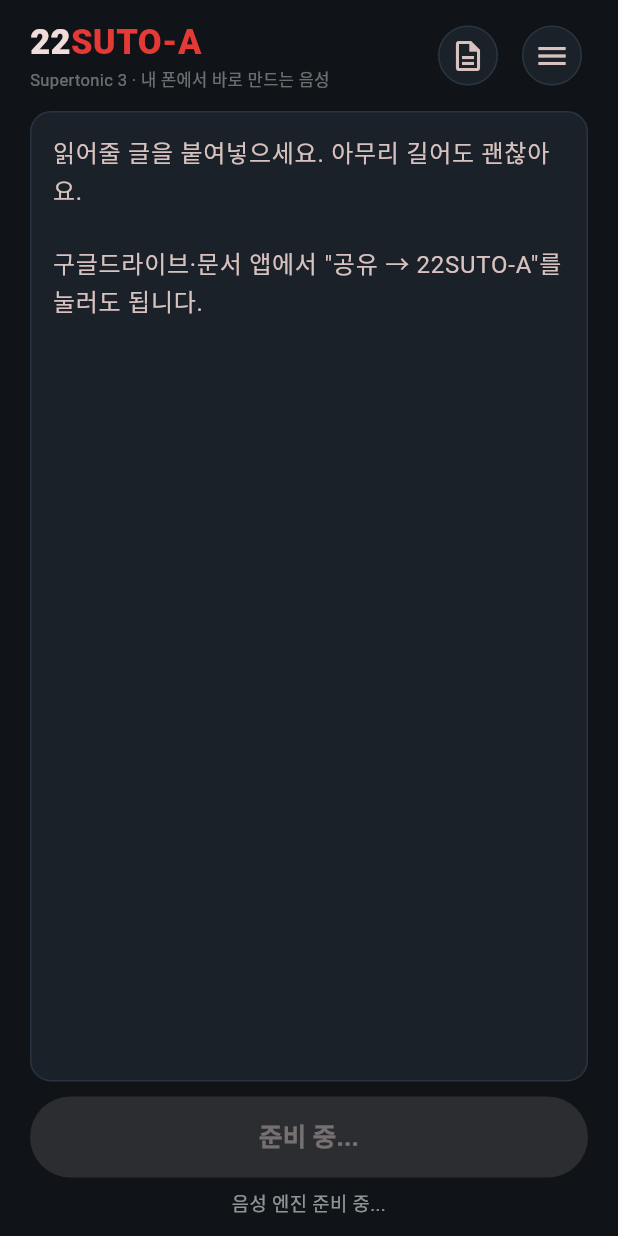
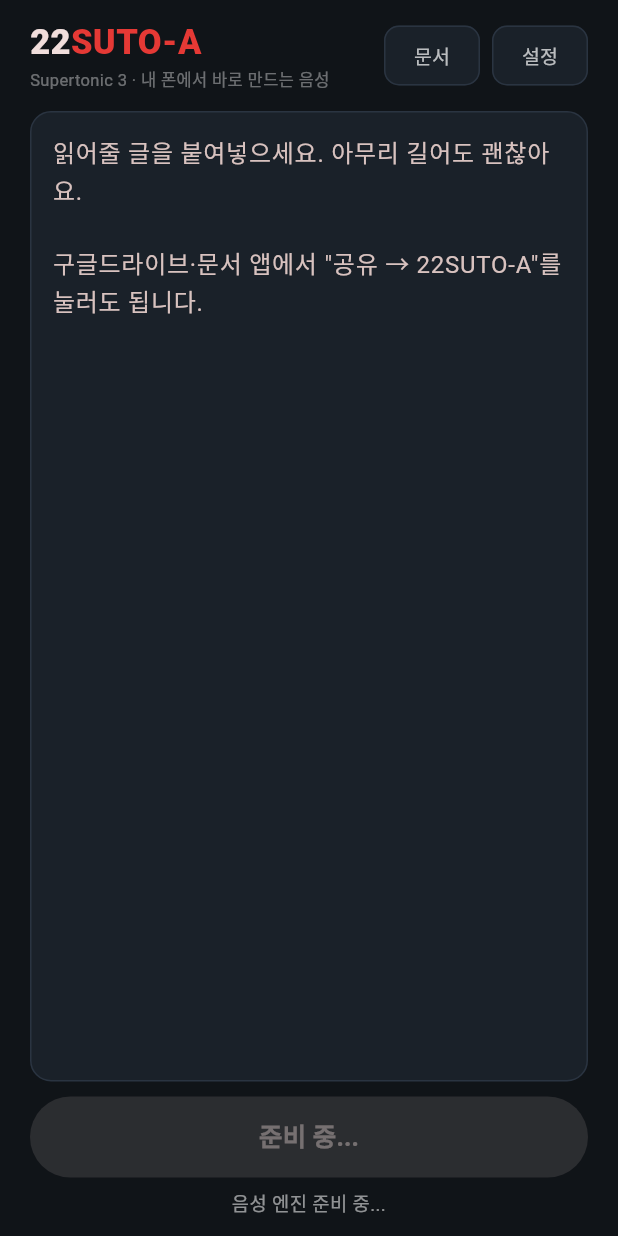
Before and after one commit to marzipan2025/22SUTO-A, a Flutter app: the screen it shows after launch, on a phone screen of 412 x 824 dp. Run offline on Flutter 3.47's test engine with Material 3 defaults, Android fonts, the phone set to English and light mode, and no system bars; our stand-ins replace just_audio, logger; missing offline and left inert: flutter_onnxruntime.

Commit message:
UI 단순화: 버튼 아이콘·기호 전부 텍스트로, 이전/다음 버튼 삭제, 뒤로가기 눌러도 재생 유지, 대시보드는 합성/재생 번호+대기열 숫자만 품질 기본값 4→5로 복귀 (2단계는 실사용 불가로 확인됨, 5가 공식 production 기본값)

```diff
--- a/lib/helper.dart
+++ b/lib/helper.dart
@@ -340,6 +340,9 @@
     final textMaskShape = [bsz, 1, textMask[0][0].length];
     final textMaskTensor = await _toTensor(textMask, textMaskShape);
 
+    // 확산 루프 앞의 준비 단계(길이 예측 + 텍스트 인코딩)가 전체 시간에서
+    // 차지하는 비중을 직접 재본다 — 유닛을 합쳐서 얻을 수 있는 이득의 상한이다.
+    final prepStart = DateTime.now();
     final dpResult = await dpOrt.run({
       'text_ids': await _intToTensor(textIds, textIdsShape),
       'style_dp': style.dp,
@@ -353,6 +356,7 @@
       'style_ttl': style.ttl,
       'text_mask': textMaskTensor,
     });
+    final prepMs = DateTime.now().difference(prepStart).inMilliseconds;
 
     final latentData = _sampleNoisyLatent(scaledDur);
     final noisyLatentRaw = latentData['noisyLatent'];
@@ -425,7 +429,7 @@
     final wav = List<double>.from(wavRaw.cast<double>());
     final vocMs = DateTime.now().difference(vocStart).inMilliseconds;
 
-    logger.i('  · 잠재값 ${latentFlat.length}개 · 확산 $totalStep단계 ${loopMs}ms '
+    logger.i('  · 잠재값 ${latentFlat.length}개 · 준비 ${prepMs}ms · 확산 $totalStep단계 ${loopMs}ms '
         '(단계당 ${loopMs ~/ totalStep}ms) · 보코더 ${vocMs}ms');
 
     await finalLatent.dispose();
--- a/lib/main.dart
+++ b/lib/main.dart
@@ -277,6 +277,12 @@
 
   // ---- 재생 제어 ----
   Future<void> _start() async {
+    // 뒤로가기로 나왔다가 다시 눌렀을 때는 이미 재생 중이므로 그냥 화면만 보여준다
+    if (_engine.isRunning) {
+      if (mounted) setState(() => _showList = true);
+      return;
+    }
+
     final text = _textController.text.trim();
     if (!_ready || text.isEmpty) return;
 
@@ -299,9 +305,12 @@
     if (mounted) setState(() => _showList = false);
   }
 
-  Future<void> _back() async {
-    await _stop();
-    if (mounted) setState(() => _menuHint = null);
+  /// 뒤로가기는 입력 화면으로 돌아가기만 할 뿐, 재생 중인 소리는 멈추지 않는다.
+  void _back() {
+    if (mounted) setState(() {
+      _showList = false;
+      _menuHint = null;
+    });
   }
 
   Future<void> _togglePause() async {
@@ -382,7 +391,7 @@
                     _settings.speed, 0.7, 2.0,
                     (v) => update(() => _settings.speed = v)),
                 _slider('품질', '${_settings.steps}',
-                    _settings.steps.toDouble(), 5, 12,
+                    _settings.steps.toDouble(), 2, 12,
                     (v) => update(() => _settings.steps = v.round())),
                 const SizedBox(height: 8),
                 Text(
@@ -433,21 +442,29 @@
     );
   }
 
+  /// 아이콘 없이 글자만 담은 작은 버튼 (헤더에서 공용으로 쓴다)
+  Widget _chipButton({required String label, required VoidCallback? onPressed}) {
+    return OutlinedButton(
+      onPressed: onPressed,
+      style: OutlinedButton.styleFrom(
+        backgroundColor: kCard,
+        side: const BorderSide(color: kLine),
+        foregroundColor: Colors.white70,
+        padding: const EdgeInsets.symmetric(horizontal: 14, vertical: 10),
+        shape:
+            RoundedRectangleBorder(borderRadius: BorderRadius.circular(10)),
+      ),
+      child: Text(label, style: const TextStyle(fontSize: 13)),
+    );
+  }
+
   Widget _header() {
     return Row(
       crossAxisAlignment: CrossAxisAlignment.center,
       children: [
-        // 진행 화면에서는 로고 자리에 뒤로 버튼이 나타난다
+        // 진행 화면에서는 로고 자리에 뒤로 버튼이 나타난다 (눌러도 재생은 멈추지 않는다)
         if (_showList)
-          IconButton(
-            onPressed: _back,
-            icon: const Icon(Icons.arrow_back),
-            tooltip: '입력 화면으로 돌아가기',
-            style: IconButton.styleFrom(
-              backgroundColor: kCard,
-              side: const BorderSide(color: kLine),
-            ),
-          )
+          _chipButton(label: '뒤로', onPressed: _back)
         else
           Column(
             crossAxisAlignment: CrossAxisAlignment.start,
@@ -484,32 +501,13 @@
         if (!_showList)
           Padding(
             padding: const EdgeInsets.only(right: 8),
-            child: IconButton(
+            child: _chipButton(
+              label: _pickingFile ? '여는 중' : '문서',
               onPressed: _pickingFile ? null : _pickFile,
-              icon: _pickingFile
-                  ? const SizedBox(
-                      width: 18,
-                      height: 18,
-                      child: CircularProgressIndicator(strokeWidth: 2),
-                    )
-                  : const Icon(Icons.description_outlined),
-              tooltip: '문서 불러오기',
-              style: IconButton.styleFrom(
-                backgroundColor: kCard,
-                side: const BorderSide(color: kLine),
-              ),
             ),
           ),
         // 설정 메뉴는 입력 화면과 진행 화면 모두에서 열 수 있다
-        IconButton(
-          onPressed: _openSettings,
-          icon: const Icon(Icons.menu),
-          tooltip: '설정',
-          style: IconButton.styleFrom(
-            backgroundColor: kCard,
-            side: const BorderSide(color: kLine),
-          ),
-        ),
+        _chipButton(label: '설정', onPressed: _openSettings),
       ],
     );
   }
@@ -548,11 +546,10 @@
     );
   }
 
+  // 합성중 번호 · 재생중 번호 · 대기열 숫자만 보여준다 (문장 미리보기·막대는 뺐다)
   Widget _trackBoard() {
-    final items = _engine.items;
     final synthIdx = _engine.synthesizingIndex;
     final playIdx = _engine.currentIndex;
-    String textAt(int i) => (i >= 0 && i < items.length) ? items[i].text : '대기 중';
 
     return Container(
       padding: const EdgeInsets.all(12),
@@ -561,47 +558,31 @@
         borderRadius: BorderRadius.circular(14),
         border: Border.all(color: kLine),
       ),
-      child: Column(
+      child: Row(
         children: [
           _trackRow(
             label: '합성',
             color: kSynth,
             active: synthIdx >= 0,
             index: synthIdx,
-            text: textAt(synthIdx),
           ),
-          const SizedBox(height: 8),
+          const SizedBox(width: 20),
           _trackRow(
             label: '재생',
             color: kPlay,
             active: _engine.isPlaying && !_engine.isStalled,
             index: playIdx,
-            text: textAt(playIdx),
           ),
-          const SizedBox(height: 10),
-          Row(
-            children: [
+          const Spacer(),
           const Text('대기열',
               style: TextStyle(fontSize: 11, color: Colors.white38)),
-              const SizedBox(width: 8),
-              // 여유가 있는 한 계속 앞서 만들므로 10칸까지 표시한다
-              ...List.generate(10, (i) {
-                final filled = i < _engine.readyCount;
-                return Container(
-                  width: 12,
-                  height: 6,
-                  margin: const EdgeInsets.only(right: 3),
-                  decoration: BoxDecoration(
-                    color: filled ? kSynth : kLine,
-                    borderRadius: BorderRadius.circular(3),
-                  ),
-                );
-              }),
-              const Spacer(),
-              Text('${_engine.readyCount}개 준비됨',
-                  style: const TextStyle(fontSize: 11, color: Colors.white38)),
-            ],
-          ),
+          const SizedBox(width: 6),
+          Text('${_engine.readyCount}개',
+              style: const TextStyle(
+                fontSize: 13,
+                fontWeight: FontWeight.bold,
+                color: kSynth,
+              )),
         ],
       ),
     );
@@ -612,47 +593,25 @@
     required Color color,
     required bool active,
     required int index,
-    required String text,
   }) {
     return Row(
+      mainAxisSize: MainAxisSize.min,
       children: [
-        AnimatedContainer(
-          duration: const Duration(milliseconds: 250),
-          width: 44,
-          padding: const EdgeInsets.symmetric(vertical: 4),
-          decoration: BoxDecoration(
-            color: active ? color.withValues(alpha: 0.18) : Colors.transparent,
-            border: Border.all(color: active ? color : kLine),
-            borderRadius: BorderRadius.circular(8),
-          ),
-          child: Text(
+        Text(
           label,
-            textAlign: TextAlign.center,
           style: TextStyle(
             fontSize: 11,
             fontWeight: FontWeight.bold,
             color: active ? color : Colors.white30,
           ),
         ),
-        ),
-        const SizedBox(width: 8),
-        SizedBox(
-          width: 32,
-          child: Text(
-            index >= 0 ? '#${index + 1}' : '',
-            style:
-                TextStyle(fontSize: 11, color: active ? color : Colors.white24),
-          ),
-        ),
-        Expanded(
-          child: Text(
-            text,
-            maxLines: 1,
-            overflow: TextOverflow.ellipsis,
+        const SizedBox(width: 6),
+        Text(
+          index >= 0 ? '#${index + 1}' : '-',
           style: TextStyle(
-              fontSize: 12.5,
-              color: active ? Colors.white70 : Colors.white24,
-            ),
+            fontSize: 13,
+            fontWeight: FontWeight.bold,
+            color: active ? color : Colors.white24,
           ),
         ),
       ],
@@ -733,7 +692,7 @@
           style: FilledButton.styleFrom(backgroundColor: kAccent),
           onPressed: _ready ? _start : null,
           child: Text(
-            _ready ? '▶ 읽어주기' : '준비 중...',
+            _ready ? '읽어주기' : '준비 중...',
             style: const TextStyle(fontSize: 17, fontWeight: FontWeight.bold),
           ),
         ),
@@ -743,15 +702,6 @@
     return Row(
       children: [
         Expanded(
-          child: OutlinedButton(
-            style: OutlinedButton.styleFrom(
-                padding: const EdgeInsets.symmetric(vertical: 14)),
-            onPressed: _engine.skipPrevious,
-            child: const Text('◀◀ 이전'),
-          ),
-        ),
-        const SizedBox(width: 8),
-        Expanded(
           flex: 2,
           child: FilledButton(
             style: FilledButton.styleFrom(
@@ -760,30 +710,21 @@
             ),
             onPressed: _togglePause,
             child: Text(
-              _engine.isPlaying ? '❙❙ 일시정지' : '▶ 이어듣기',
+              _engine.isPlaying ? '일시정지' : '이어듣기',
               style: const TextStyle(fontSize: 15, fontWeight: FontWeight.bold),
             ),
           ),
         ),
         const SizedBox(width: 8),
-        Expanded(
-          child: OutlinedButton(
-            style: OutlinedButton.styleFrom(
-                padding: const EdgeInsets.symmetric(vertical: 14)),
-            onPressed: _engine.skipNext,
-            child: const Text('다음 ▶▶'),
-          ),
-        ),
-        const SizedBox(width: 8),
         SizedBox(
-          width: 50,
+          width: 70,
           child: OutlinedButton(
             style: OutlinedButton.styleFrom(
               padding: const EdgeInsets.symmetric(vertical: 14),
               foregroundColor: kAccent,
             ),
             onPressed: _stop,
-            child: const Text('■'),
+            child: const Text('정지'),
           ),
         ),
       ],
--- a/lib/narration_engine.dart
+++ b/lib/narration_engine.dart
@@ -114,7 +114,7 @@
   int? setParams({String? voice, String? lang, double? speed, int? steps}) {
     if (voice != null) _voice = voice;
     if (speed != null) _speed = speed.clamp(0.7, 2.0);
-    if (steps != null) _steps = steps.clamp(5, 12);
+    if (steps != null) _steps = steps.clamp(2, 12); // 공식 벤치마크가 2단계 기준
     if (lang != null) {
       _langChoice = lang;
       if (lang != 'auto') _lang = lang;
--- a/lib/settings_store.dart
+++ b/lib/settings_store.dart
@@ -11,9 +11,10 @@
     this.voice = 'M1',
     this.lang = 'auto',
     this.speed = 1.05,
-    // 공식 벤치마크는 2단계 기준. 8단계는 가장 무거운 모델을 4배 더 돌린다.
-    // 폰에서는 4단계 정도가 음질과 속도의 균형점.
-    this.steps = 4,
+    // 공식 문서의 production 기본값은 5단계("balanced"). 2단계는 "미리보기용"이라고
+    // 문서에 적혀 있고, 실제로 폰에서 들어봐도 로봇처럼 뭉개져서 못 쓸 정도였다.
+    // 8단계는 5단계보다 확산 계산이 더 걸리는 데 비해 체감 이득은 크지 않았다.
+    this.steps = 5,
   });
 
   String voice;
@@ -29,7 +30,8 @@
     if (lang.isEmpty) lang = 'auto';
     if (speed.isNaN) speed = 1.05;
     speed = speed.clamp(0.7, 2.0);
-    steps = steps.clamp(5, 12);
+    // 하한은 2까지 열어둔다(실험해볼 수 있게) — 다만 기본값은 5. 2는 실사용 품질이 아니다.
+    steps = steps.clamp(2, 12);
   }
 
   Map<String, dynamic> toJson() =>
@@ -40,7 +42,7 @@
       voice: j['voice'] is String ? j['voice'] as String : 'M1',
       lang: j['lang'] is String ? j['lang'] as String : 'auto',
       speed: (j['speed'] is num) ? (j['speed'] as num).toDouble() : 1.05,
-      steps: (j['steps'] is num) ? (j['steps'] as num).toInt() : 4,
+      steps: (j['steps'] is num) ? (j['steps'] as num).toInt() : 5,
     );
     s.clamp();
     return s;
```
Also changed, not shown: 1 other file. Lines whose indentation alone changed are shown as unchanged.
